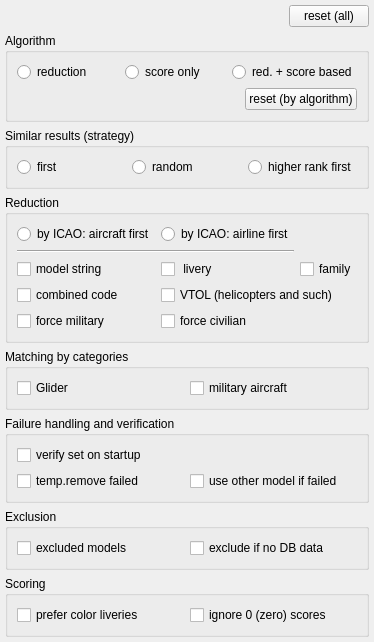
swift-project/pilotclient, file src/blackgui/editors/matchingform.ui: the form before one commit.
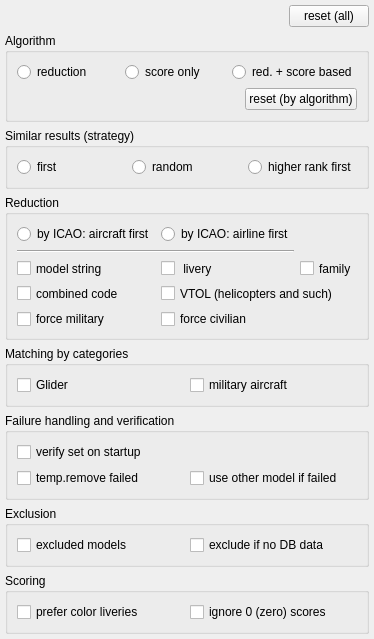
The form after the commit.

Commit message: Matching form UI adjustments

Patch:
```diff
--- a/src/blackgui/editors/matchingform.ui
+++ b/src/blackgui/editors/matchingform.ui
@@ -2,6 +2,14 @@
 <ui version="4.0">
  <class>CMatchingForm</class>
  <widget class="QFrame" name="CMatchingForm">
+  <property name="geometry">
+   <rect>
+    <x>0</x>
+    <y>0</y>
+    <width>293</width>
+    <height>559</height>
+   </rect>
+  </property>
   <property name="windowTitle">
    <string>Matching form</string>
   </property>
@@ -97,7 +105,7 @@
      <property name="minimumSize">
       <size>
        <width>0</width>
-       <height>130</height>
+       <height>145</height>
       </size>
      </property>
      <property name="title">
```
